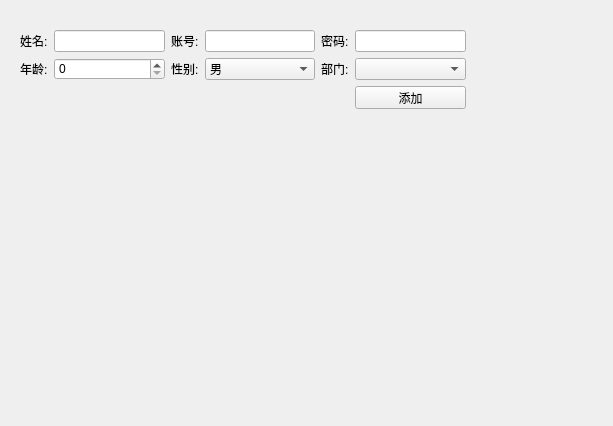
Qt form tool/window/tableview.ui (laowww/demo) before a commit.
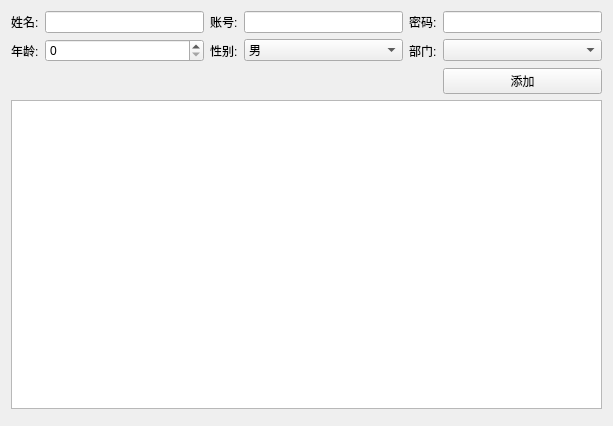
The same form after that commit. Custom widgets are drawn as their Qt base class.

```diff
--- a/tool/window/tableview.ui
+++ b/tool/window/tableview.ui
@@ -13,15 +13,8 @@
   <property name="windowTitle">
    <string>Form</string>
   </property>
-  <widget class="QWidget" name="horizontalLayoutWidget">
-   <property name="geometry">
-    <rect>
-     <x>20</x>
-     <y>30</y>
-     <width>446</width>
-     <height>79</height>
-    </rect>
-   </property>
+  <layout class="QVBoxLayout" name="verticalLayout">
+   <item>
    <layout class="QGridLayout" name="gridLayout">
     <item row="1" column="0">
      <widget class="QLabel" name="label_4">
@@ -102,8 +95,23 @@
      </widget>
     </item>
    </layout>
-  </widget>
- </widget>
+   </item>
+   <item>
+    <widget class="QTableView" name="tableView"/>
+   </item>
+   <item>
+    <widget class="PageWidget" name="wdt_page" native="true"/>
+   </item>
+  </layout>
+ </widget>
+ <customwidgets>
+  <customwidget>
+   <class>PageWidget</class>
+   <extends>QWidget</extends>
+   <header>pagewidget.h</header>
+   <container>1</container>
+  </customwidget>
+ </customwidgets>
  <resources/>
  <connections/>
 </ui>
```
Lines whose indentation alone changed are shown as unchanged.
